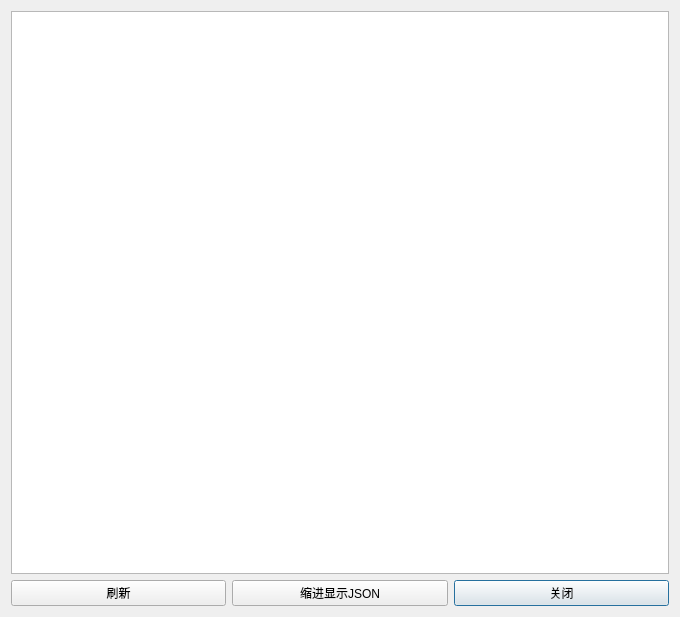
First picture: the form in showalertruledialog.ui, repository duguosheng/DataWatcher, before the edit.
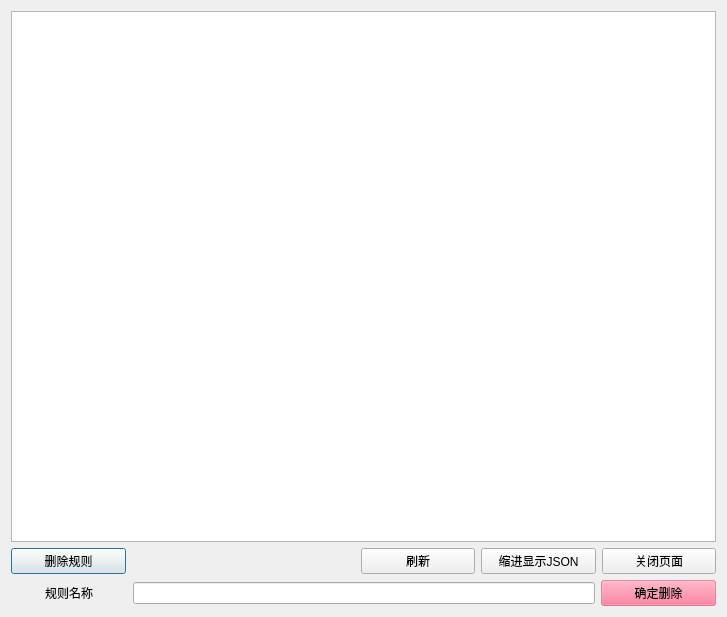
Second picture: the form after the edit.

```diff
--- a/showalertruledialog.ui
+++ b/showalertruledialog.ui
@@ -6,32 +6,55 @@
    <rect>
     <x>0</x>
     <y>0</y>
-    <width>680</width>
+    <width>727</width>
     <height>617</height>
    </rect>
   </property>
   <property name="windowTitle">
    <string>报警规则查看</string>
   </property>
+  <property name="styleSheet">
+   <string notr="true">QPushButton#pBtn_confirmDelete{
+	background-color: rgba(255, 85, 127,120);
+}</string>
+  </property>
   <layout class="QGridLayout" name="gridLayout">
-   <item row="1" column="2">
-    <widget class="QPushButton" name="pBtn_close">
-     <property name="text">
-      <string>关闭</string>
-     </property>
-    </widget>
+   <item row="0" column="0">
+    <widget class="QTextBrowser" name="tBrow_alertRule"/>
    </item>
    <item row="1" column="0">
+    <layout class="QHBoxLayout" name="horizontalLayout" stretch="5,10,5,5,5">
+     <item>
+      <widget class="QPushButton" name="pBtn_deleteRule">
+       <property name="text">
+        <string>删除规则</string>
+       </property>
+       <property name="checkable">
+        <bool>true</bool>
+       </property>
+      </widget>
+     </item>
+     <item>
+      <spacer name="horizontalSpacer">
+       <property name="orientation">
+        <enum>Qt::Horizontal</enum>
+       </property>
+       <property name="sizeHint" stdset="0">
+        <size>
+         <width>40</width>
+         <height>20</height>
+        </size>
+       </property>
+      </spacer>
+     </item>
+     <item>
     <widget class="QPushButton" name="pBtn_refresh">
      <property name="text">
       <string>刷新</string>
      </property>
     </widget>
    </item>
-   <item row="0" column="0" colspan="3">
-    <widget class="QTextBrowser" name="tBrow_alertRule"/>
-   </item>
-   <item row="1" column="1">
+     <item>
     <widget class="QPushButton" name="pBtn_format">
      <property name="text">
       <string>缩进显示JSON</string>
@@ -40,6 +63,42 @@
       <bool>true</bool>
      </property>
     </widget>
+     </item>
+     <item>
+      <widget class="QPushButton" name="pBtn_close">
+       <property name="text">
+        <string>关闭页面</string>
+       </property>
+      </widget>
+     </item>
+    </layout>
+   </item>
+   <item row="2" column="0">
+    <layout class="QHBoxLayout" name="horizontalLayout_2" stretch="5,20,5">
+     <item>
+      <widget class="QLabel" name="label_ruleName">
+       <property name="text">
+        <string>规则名称</string>
+       </property>
+       <property name="alignment">
+        <set>Qt::AlignCenter</set>
+       </property>
+       <property name="buddy">
+        <cstring>lineE_ruleName</cstring>
+       </property>
+      </widget>
+     </item>
+     <item>
+      <widget class="QLineEdit" name="lineE_ruleName"/>
+     </item>
+     <item>
+      <widget class="QPushButton" name="pBtn_confirmDelete">
+       <property name="text">
+        <string>确定删除</string>
+       </property>
+      </widget>
+     </item>
+    </layout>
    </item>
   </layout>
  </widget>
```
Lines whose indentation alone changed are shown as unchanged.
